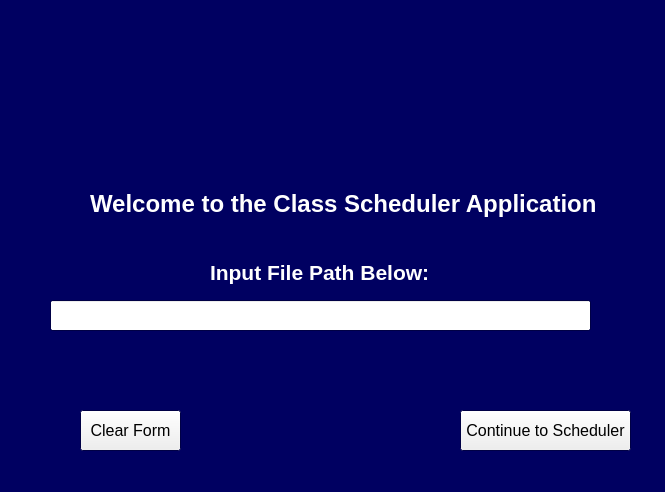
First picture: the form in UI_code/Project_Input_GUI_QT.ui, repository MrReBot/CPSC_4175_Course_Project, before the edit.
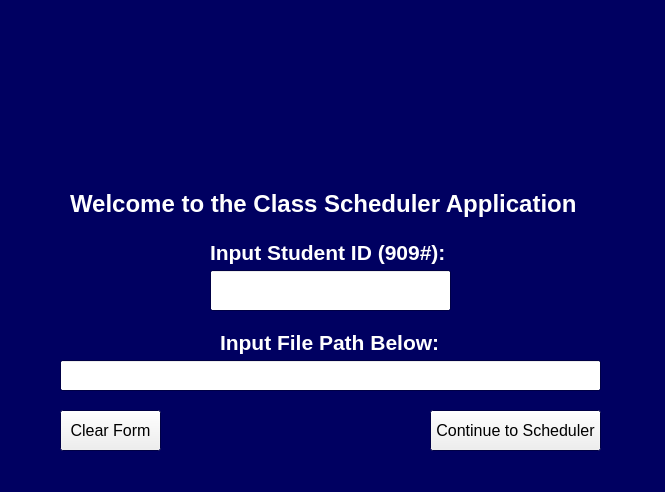
Second picture: the form after the edit. Icons and pictures are not drawn.

Commit message: Updated UI layout. Includes 909 # again. Also, the 90 and File path variables are stored. Then, I added the ability to display the excel file. tested and it works.

Patch:
```diff
--- a/UI_code/Project_Input_GUI_QT.ui
+++ b/UI_code/Project_Input_GUI_QT.ui
@@ -99,7 +99,7 @@
   <widget class="QLabel" name="Welcome_lbl">
    <property name="geometry">
     <rect>
-     <x>90</x>
+     <x>70</x>
      <y>190</y>
      <width>511</width>
      <height>27</height>
@@ -184,8 +184,8 @@
   <widget class="QLabel" name="InputFilePath_lbl">
    <property name="geometry">
     <rect>
-     <x>210</x>
-     <y>260</y>
+     <x>220</x>
+     <y>330</y>
      <width>217</width>
      <height>24</height>
     </rect>
@@ -242,8 +242,8 @@
   <widget class="QLineEdit" name="InputFilePath_lineEdit">
    <property name="geometry">
     <rect>
-     <x>50</x>
-     <y>300</y>
+     <x>60</x>
+     <y>360</y>
      <width>541</width>
      <height>31</height>
     </rect>
@@ -251,7 +251,7 @@
    <property name="font">
     <font>
      <family>Arial</family>
-     <pointsize>14</pointsize>
+     <pointsize>12</pointsize>
      <weight>75</weight>
      <bold>true</bold>
     </font>
@@ -260,7 +260,7 @@
   <widget class="QPushButton" name="Clear_btn">
    <property name="geometry">
     <rect>
-     <x>80</x>
+     <x>60</x>
      <y>410</y>
      <width>101</width>
      <height>41</height>
@@ -279,7 +279,7 @@
   <widget class="QPushButton" name="Continue_btn">
    <property name="geometry">
     <rect>
-     <x>460</x>
+     <x>430</x>
      <y>410</y>
      <width>171</width>
      <height>41</height>
@@ -295,6 +295,85 @@
     <string>Continue to Scheduler</string>
    </property>
   </widget>
+  <widget class="QLabel" name="InputStudentID_lbl">
+   <property name="geometry">
+    <rect>
+     <x>210</x>
+     <y>240</y>
+     <width>236</width>
+     <height>24</height>
+    </rect>
+   </property>
+   <property name="palette">
+    <palette>
+     <active>
+      <colorrole role="WindowText">
+       <brush brushstyle="SolidPattern">
+        <color alpha="255">
+         <red>255</red>
+         <green>255</green>
+         <blue>255</blue>
+        </color>
+       </brush>
+      </colorrole>
+     </active>
+     <inactive>
+      <colorrole role="WindowText">
+       <brush brushstyle="SolidPattern">
+        <color alpha="255">
+         <red>255</red>
+         <green>255</green>
+         <blue>255</blue>
+        </color>
+       </brush>
+      </colorrole>
+     </inactive>
+     <disabled>
+      <colorrole role="WindowText">
+       <brush brushstyle="SolidPattern">
+        <color alpha="255">
+         <red>120</red>
+         <green>120</green>
+         <blue>120</blue>
+        </color>
+       </brush>
+      </colorrole>
+     </disabled>
+    </palette>
+   </property>
+   <property name="font">
+    <font>
+     <family>Arial</family>
+     <pointsize>16</pointsize>
+     <weight>75</weight>
+     <bold>true</bold>
+    </font>
+   </property>
+   <property name="text">
+    <string>Input Student ID (909#):</string>
+   </property>
+  </widget>
+  <widget class="QLineEdit" name="InputStudentID_lineEdit">
+   <property name="geometry">
+    <rect>
+     <x>210</x>
+     <y>270</y>
+     <width>241</width>
+     <height>41</height>
+    </rect>
+   </property>
+   <property name="font">
+    <font>
+     <family>Arial</family>
+     <pointsize>22</pointsize>
+     <weight>75</weight>
+     <bold>true</bold>
+    </font>
+   </property>
+   <property name="maxLength">
+    <number>14</number>
+   </property>
+  </widget>
  </widget>
  <resources/>
  <connections/>
```
The commit also changes 7 other files.
